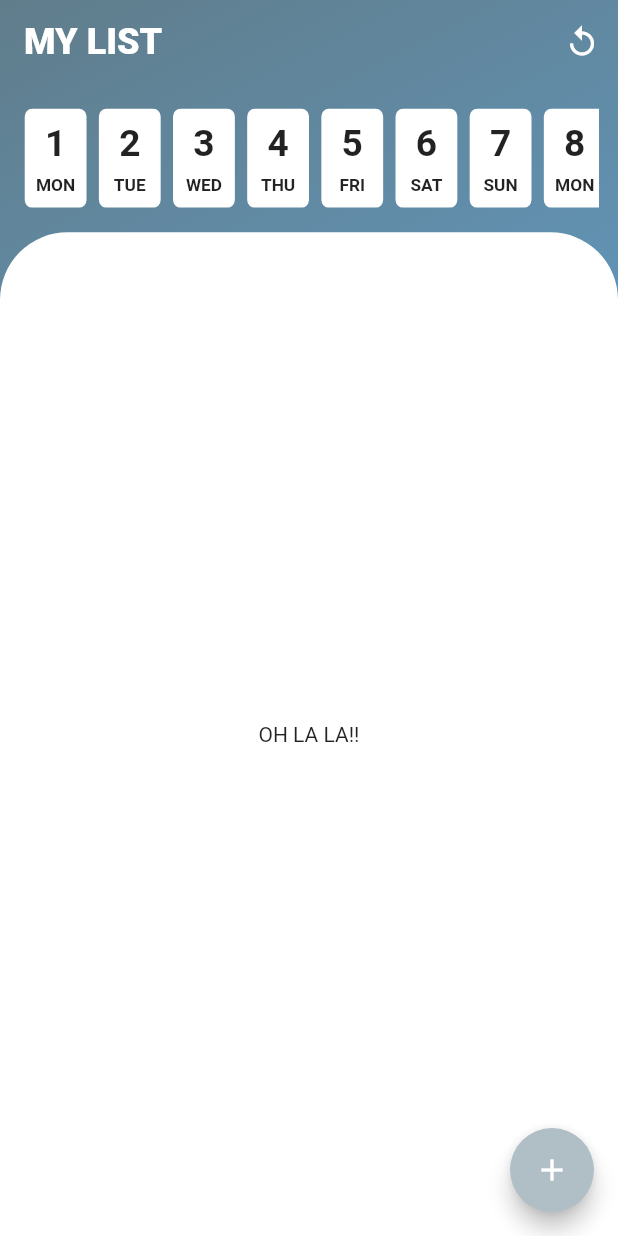
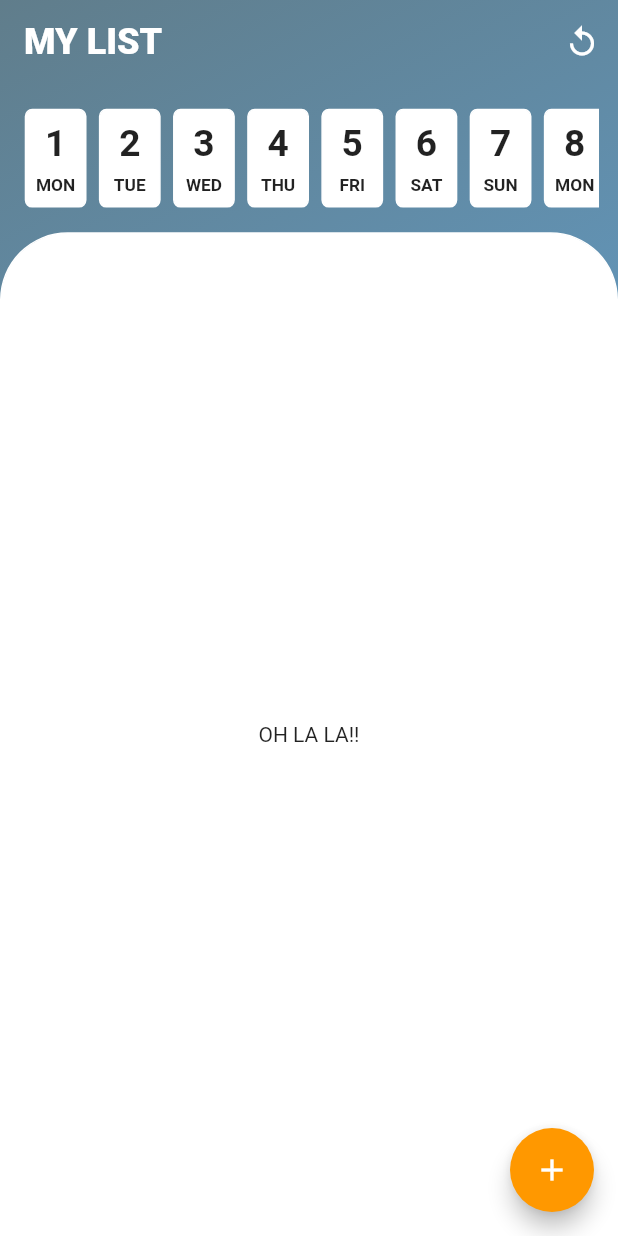
Before and after one commit to acanteror/dashboard_timeline_ui_demo, a Flutter app: the screen it shows after launch, on a phone screen of 412 x 824 dp. Run offline on Flutter 3.47's test engine with Material 2 defaults, Android fonts, the phone set to English and light mode, and no system bars.

Commit message:
change fab color

```diff
--- a/lib/page/base_page.dart
+++ b/lib/page/base_page.dart
@@ -73,7 +73,7 @@ class BasePage extends StatelessWidget {
             ),
           ),
           floatingActionButton: FloatingActionButton(
-            backgroundColor: Colors.blueGrey[200],
+            backgroundColor: Colors.orange,
             child: Icon(Icons.add, color: Colors.white),
             onPressed: () {},
           ),
```
